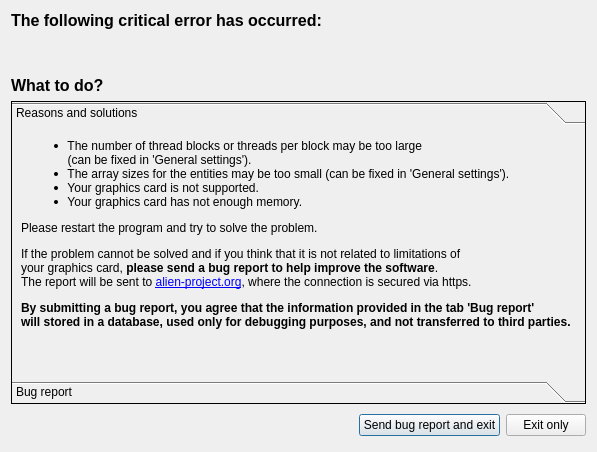
Before: the Qt Designer form source/Gui/BugReportDialog.ui in chrxh/alien, drawn with Qt 5.
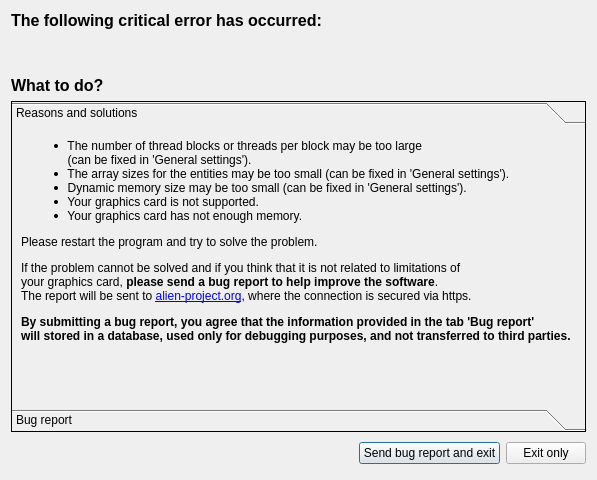
After: the same form once the commit is applied.

Commit message: + requirements of examples lowered + infos in bug report dialog extended

Patch:
```diff
--- a/source/Gui/BugReportDialog.ui
+++ b/source/Gui/BugReportDialog.ui
@@ -7,7 +7,7 @@
     <x>0</x>
     <y>0</y>
     <width>597</width>
-    <height>452</height>
+    <height>480</height>
    </rect>
   </property>
   <property name="palette">
@@ -135,7 +135,7 @@
         <x>0</x>
         <y>0</y>
         <width>577</width>
-        <height>231</height>
+        <height>259</height>
        </rect>
       </property>
       <attribute name="label">
@@ -151,6 +151,7 @@
 &lt;/style&gt;&lt;/head&gt;&lt;body style=&quot; font-family:'Segoe UI'; font-size:9pt; font-weight:400; font-style:normal;&quot;&gt;
 &lt;ul style=&quot;margin-top: 0px; margin-bottom: 0px; margin-left: 0px; margin-right: 0px; -qt-list-indent: 1;&quot;&gt;&lt;li style=&quot;&quot; style=&quot; margin-top:12px; margin-bottom:0px; margin-left:0px; margin-right:0px; -qt-block-indent:0; text-indent:0px;&quot;&gt;  The number of thread blocks or threads per block may be too large &lt;br /&gt;  (can be fixed in 'General settings').&lt;/li&gt;
 &lt;li style=&quot;&quot; style=&quot; margin-top:0px; margin-bottom:0px; margin-left:0px; margin-right:0px; -qt-block-indent:0; text-indent:0px;&quot;&gt;  The array sizes for the entities may be too small (can be fixed in 'General settings').&lt;/li&gt;
+&lt;li style=&quot;&quot; style=&quot; margin-top:0px; margin-bottom:0px; margin-left:0px; margin-right:0px; -qt-block-indent:0; text-indent:0px;&quot;&gt;  Dynamic memory size may be too small (can be fixed in 'General settings').&lt;/li&gt;
 &lt;li style=&quot;&quot; style=&quot; margin-top:0px; margin-bottom:0px; margin-left:0px; margin-right:0px; -qt-block-indent:0; text-indent:0px;&quot;&gt;  Your graphics card is not supported.&lt;/li&gt;
 &lt;li style=&quot;&quot; style=&quot; margin-top:0px; margin-bottom:12px; margin-left:0px; margin-right:0px; -qt-block-indent:0; text-indent:0px;&quot;&gt;  Your graphics card has not enough memory.&lt;/li&gt;&lt;/ul&gt;
 &lt;p style=&quot; margin-top:12px; margin-bottom:12px; margin-left:0px; margin-right:0px; -qt-block-indent:0; text-indent:0px;&quot;&gt;Please restart the program and try to solve the problem.&lt;/p&gt;
```
Left out of the diff: 2 changed lines with no effect on the pictures. The commit also changes 4 other files.
